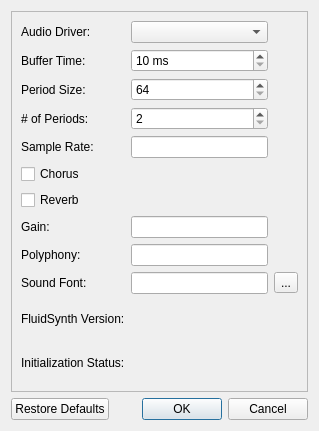
First picture: the form in library/widgets/fluidsettingsdialog.ui, repository pedrolcl/drumstick, before the edit.
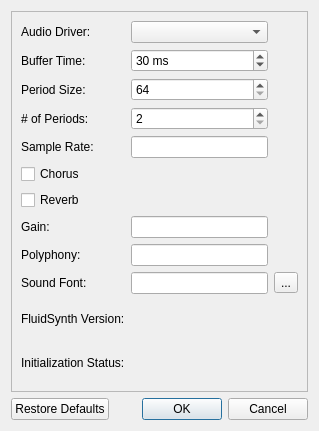
Second picture: the form after the edit.

Diff of the .ui file:
```diff
--- a/library/widgets/fluidsettingsdialog.ui
+++ b/library/widgets/fluidsettingsdialog.ui
@@ -192,10 +192,13 @@
          <string> ms</string>
         </property>
         <property name="minimum">
-         <number>10</number>
+         <number>3</number>
         </property>
         <property name="maximum">
-         <number>200</number>
+         <number>300</number>
+        </property>
+        <property name="value">
+         <number>30</number>
         </property>
        </widget>
       </item>
```
